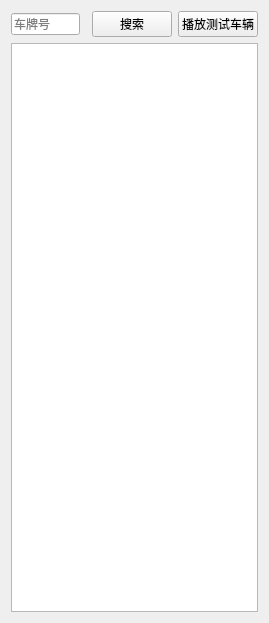
Before: the Qt Designer form MainForm/RealVideo/CarSidebar/carsidebar.ui in happyxiaotao/video_pc_tmp, drawn with Qt 5.
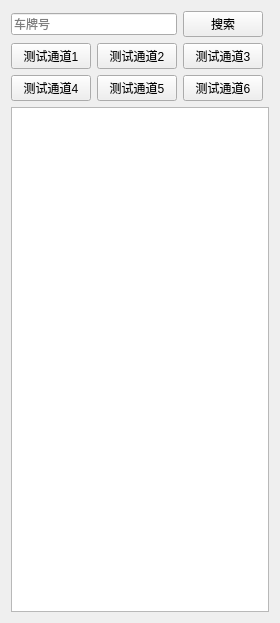
After: the same form once the commit is applied.

Commit message: 处理车辆位置展示错误

```diff
--- a/MainForm/RealVideo/CarSidebar/carsidebar.ui
+++ b/MainForm/RealVideo/CarSidebar/carsidebar.ui
@@ -14,28 +14,14 @@
    <string>Form</string>
   </property>
   <layout class="QGridLayout" name="gridLayout">
-   <item row="0" column="2">
-    <widget class="QPushButton" name="pushButton_search">
+   <item row="1" column="2">
+    <widget class="QPushButton" name="pushButton_test_3">
      <property name="text">
-      <string>搜索</string>
+      <string>测试通道3</string>
      </property>
     </widget>
    </item>
-   <item row="0" column="0">
-    <widget class="QLineEdit" name="lineEdit_search_input">
-     <property name="placeholderText">
-      <string>车牌号</string>
-     </property>
-    </widget>
-   </item>
-   <item row="0" column="3">
-    <widget class="QPushButton" name="pushButton">
-     <property name="text">
-      <string>播放测试车辆</string>
-     </property>
-    </widget>
-   </item>
-   <item row="2" column="0" colspan="4">
+   <item row="3" column="0" colspan="4">
     <widget class="QTreeWidget" name="treeWidget_car">
      <property name="sizeAdjustPolicy">
       <enum>QAbstractScrollArea::AdjustIgnored</enum>
@@ -56,6 +42,55 @@
      </column>
     </widget>
    </item>
+   <item row="0" column="2">
+    <widget class="QPushButton" name="pushButton_search">
+     <property name="text">
+      <string>搜索</string>
+     </property>
+    </widget>
+   </item>
+   <item row="1" column="0">
+    <widget class="QPushButton" name="pushButton_test_1">
+     <property name="text">
+      <string>测试通道1</string>
+     </property>
+    </widget>
+   </item>
+   <item row="1" column="1">
+    <widget class="QPushButton" name="pushButton_test_2">
+     <property name="text">
+      <string>测试通道2</string>
+     </property>
+    </widget>
+   </item>
+   <item row="2" column="0">
+    <widget class="QPushButton" name="pushButton_test_4">
+     <property name="text">
+      <string>测试通道4</string>
+     </property>
+    </widget>
+   </item>
+   <item row="2" column="1">
+    <widget class="QPushButton" name="pushButton_test_5">
+     <property name="text">
+      <string>测试通道5</string>
+     </property>
+    </widget>
+   </item>
+   <item row="2" column="2">
+    <widget class="QPushButton" name="pushButton_test_6">
+     <property name="text">
+      <string>测试通道6</string>
+     </property>
+    </widget>
+   </item>
+   <item row="0" column="0" colspan="2">
+    <widget class="QLineEdit" name="lineEdit_search_input">
+     <property name="placeholderText">
+      <string>车牌号</string>
+     </property>
+    </widget>
+   </item>
   </layout>
  </widget>
  <resources/>
```
The commit also changes 5 other files.
